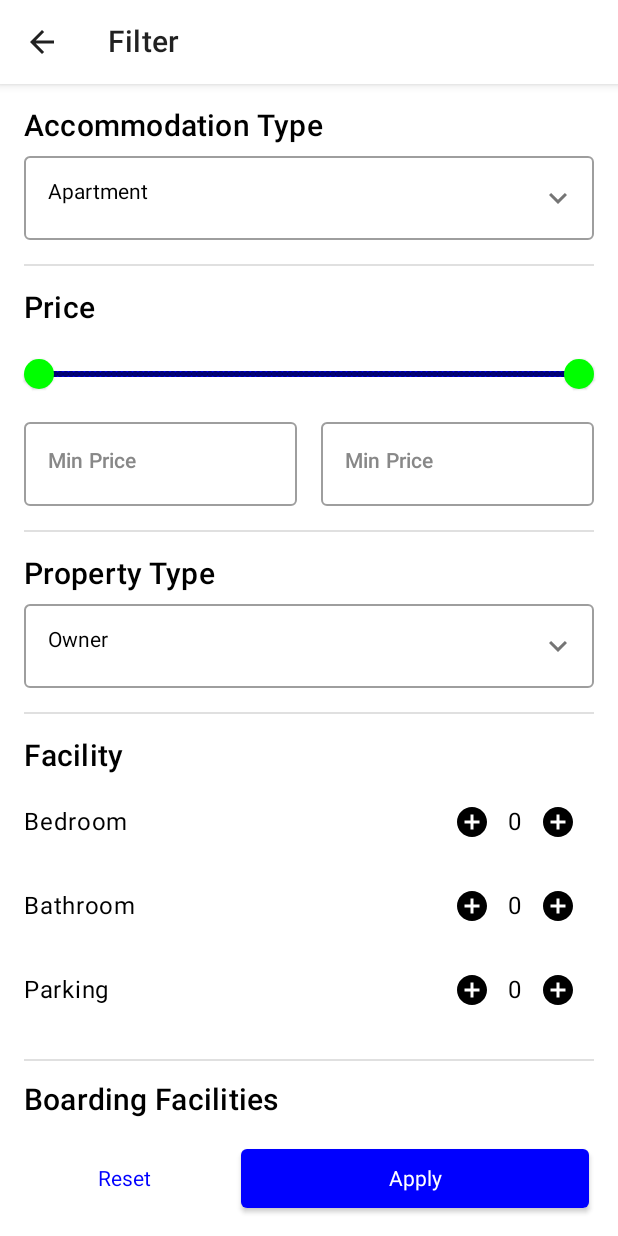
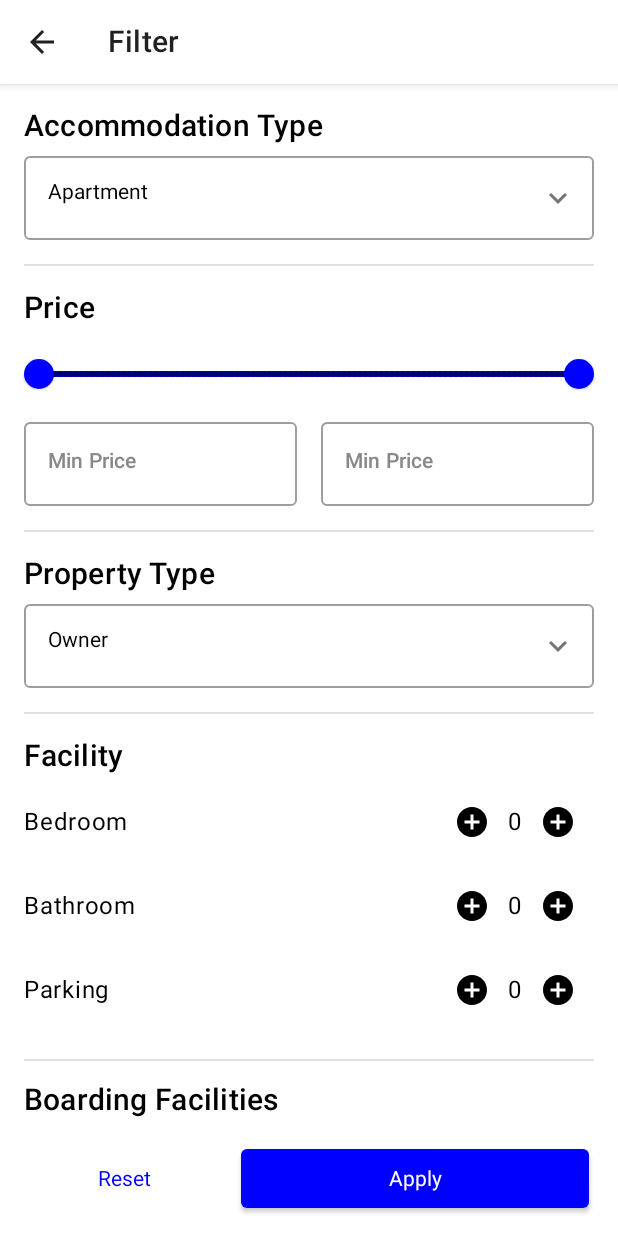
Before and after one commit to Harash1421/AReal_House, an Android app built with Jetpack Compose: the FilterActivity screen opened directly, with no data from a screen before it, on a phone screen of 412 x 824 dp. Run offline under Robolectric (Android 15) with nearby library versions, the phone set to English and light mode, and no system bars.

Commit message:
Change Seek bar color

```diff
--- a/app/src/main/java/com/miab/arealhouse/home_screen/tab_layout/screens/filter_screen/FilterActivity.kt
+++ b/app/src/main/java/com/miab/arealhouse/home_screen/tab_layout/screens/filter_screen/FilterActivity.kt
@@ -215,7 +215,7 @@ fun PriceSection(
             onMaxPriceChange(formatter.format(range.endInclusive))
         },
         colors = SliderDefaults.colors(
-            thumbColor = Color.Green,
+            thumbColor = Color.Blue,
             activeTrackColor = Color.Blue,
             inactiveTrackColor = Color.LightGray
         ),
```
